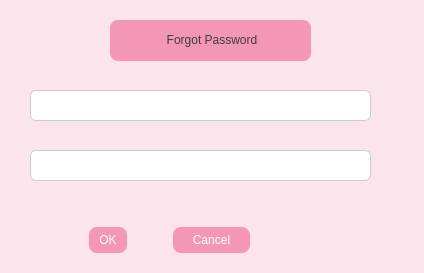
Old version of the form forgotpwd.ui in the repository sangya23/Periodcare.
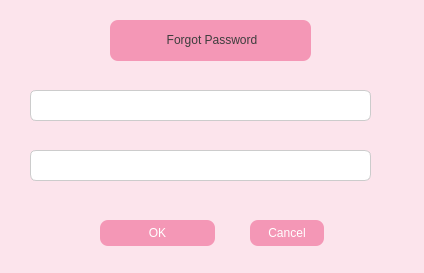
New version of the form.

The edit to the form file:
```diff
--- a/forgotpwd.ui
+++ b/forgotpwd.ui
@@ -175,20 +175,17 @@
 </string>
    </property>
   </widget>
-  <widget class="QWidget" name="horizontalLayoutWidget">
+  <widget class="QPushButton" name="pushButton">
    <property name="geometry">
     <rect>
-     <x>89</x>
-     <y>200</y>
-     <width>161</width>
-     <height>80</height>
+     <x>250</x>
+     <y>220</y>
+     <width>74</width>
+     <height>26</height>
     </rect>
    </property>
-   <layout class="QHBoxLayout" name="horizontalLayout" stretch="1,0,2">
-    <item>
-     <widget class="QPushButton" name="okpb">
-      <property name="styleSheet">
-       <string notr="true">QPushButton {
+   <property name="styleSheet">
+    <string notr="true">QPushButton {
     background-color: #F497B6;      
     color: white;                   
     font: 12px &quot;Arial&quot;;
@@ -198,29 +195,22 @@
 QPushButton:hover
 {
 background-color: #e6769f;}</string>
-      </property>
-      <property name="text">
-       <string>OK</string>
-      </property>
-     </widget>
-    </item>
-    <item>
-     <spacer name="horizontalSpacer">
-      <property name="orientation">
-       <enum>Qt::Orientation::Horizontal</enum>
-      </property>
-      <property name="sizeHint" stdset="0">
-       <size>
-        <width>40</width>
-        <height>20</height>
-       </size>
-      </property>
-     </spacer>
-    </item>
-    <item>
-     <widget class="QPushButton" name="pushButton">
-      <property name="styleSheet">
-       <string notr="true">QPushButton {
+   </property>
+   <property name="text">
+    <string>Cancel</string>
+   </property>
+  </widget>
+  <widget class="QPushButton" name="okpb">
+   <property name="geometry">
+    <rect>
+     <x>100</x>
+     <y>220</y>
+     <width>115</width>
+     <height>26</height>
+    </rect>
+   </property>
+   <property name="styleSheet">
+    <string notr="true">QPushButton {
     background-color: #F497B6;      
     color: white;                   
     font: 12px &quot;Arial&quot;;
@@ -230,13 +220,10 @@
 QPushButton:hover
 {
 background-color: #e6769f;}</string>
-      </property>
-      <property name="text">
-       <string>Cancel</string>
-      </property>
-     </widget>
-    </item>
-   </layout>
+   </property>
+   <property name="text">
+    <string>OK</string>
+   </property>
   </widget>
  </widget>
  <resources/>
```
